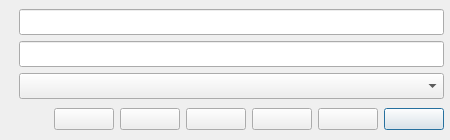
First picture: the form in Ui/dlg_add.ui, repository robinpalat/idiomindQt, before the edit.
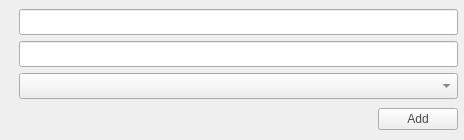
Second picture: the form after the edit. Icons and pictures are not drawn.

```diff
--- a/Ui/dlg_add.ui
+++ b/Ui/dlg_add.ui
@@ -6,7 +6,7 @@
    <rect>
     <x>0</x>
     <y>0</y>
-    <width>450</width>
+    <width>464</width>
     <height>140</height>
    </rect>
   </property>
@@ -84,6 +84,9 @@
            <height>26</height>
           </size>
          </property>
+         <property name="styleSheet">
+          <string notr="true">color: rgb(74, 74, 74);</string>
+         </property>
         </widget>
        </item>
       </layout>
@@ -109,51 +112,94 @@
       <widget class="QPushButton" name="pushButton_srce">
        <property name="minimumSize">
         <size>
-         <width>60</width>
+         <width>40</width>
          <height>0</height>
         </size>
        </property>
        <property name="text">
         <string/>
        </property>
+       <property name="autoDefault">
+        <bool>false</bool>
+       </property>
+       <property name="flat">
+        <bool>true</bool>
+       </property>
       </widget>
      </item>
      <item>
       <widget class="QPushButton" name="pushButton_clip">
        <property name="minimumSize">
         <size>
-         <width>60</width>
+         <width>40</width>
          <height>0</height>
         </size>
        </property>
        <property name="text">
         <string/>
        </property>
+       <property name="autoDefault">
+        <bool>false</bool>
+       </property>
+       <property name="flat">
+        <bool>true</bool>
+       </property>
       </widget>
      </item>
      <item>
       <widget class="QPushButton" name="pushButton_image">
        <property name="minimumSize">
         <size>
-         <width>60</width>
+         <width>40</width>
          <height>0</height>
         </size>
        </property>
        <property name="text">
         <string/>
        </property>
+       <property name="autoDefault">
+        <bool>false</bool>
+       </property>
+       <property name="flat">
+        <bool>true</bool>
+       </property>
       </widget>
      </item>
      <item>
       <widget class="QPushButton" name="pushButton_audio">
        <property name="minimumSize">
         <size>
-         <width>60</width>
+         <width>40</width>
          <height>0</height>
         </size>
        </property>
        <property name="text">
         <string/>
+       </property>
+       <property name="autoDefault">
+        <bool>false</bool>
+       </property>
+       <property name="flat">
+        <bool>true</bool>
+       </property>
+      </widget>
+     </item>
+     <item>
+      <widget class="QPushButton" name="pushButton_list">
+       <property name="minimumSize">
+        <size>
+         <width>40</width>
+         <height>0</height>
+        </size>
+       </property>
+       <property name="text">
+        <string/>
+       </property>
+       <property name="autoDefault">
+        <bool>false</bool>
+       </property>
+       <property name="flat">
+        <bool>true</bool>
        </property>
       </widget>
      </item>
@@ -161,15 +207,37 @@
       <widget class="QPushButton" name="pushButton_more">
        <property name="minimumSize">
         <size>
-         <width>60</width>
+         <width>30</width>
          <height>0</height>
         </size>
        </property>
        <property name="text">
         <string/>
        </property>
+       <property name="autoDefault">
+        <bool>false</bool>
+       </property>
+       <property name="flat">
+        <bool>true</bool>
+       </property>
       </widget>
      </item>
+     <item>
+      <spacer name="horizontalSpacer_2">
+       <property name="orientation">
+        <enum>Qt::Horizontal</enum>
+       </property>
+       <property name="sizeType">
+        <enum>QSizePolicy::Fixed</enum>
+       </property>
+       <property name="sizeHint" stdset="0">
+        <size>
+         <width>20</width>
+         <height>10</height>
+        </size>
+       </property>
+      </spacer>
+     </item>
      <item>
       <widget class="QPushButton" name="pushButton_add">
        <property name="minimumSize">
@@ -178,11 +246,22 @@
          <height>0</height>
         </size>
        </property>
+       <property name="styleSheet">
+        <string notr="true">color: rgb(74, 74, 74);
+border-color: rgb(122, 122, 122);
+border-bottom-color: rgb(129, 129, 129);</string>
+       </property>
        <property name="text">
-        <string/>
+        <string>Add</string>
+       </property>
+       <property name="autoDefault">
+        <bool>false</bool>
        </property>
        <property name="default">
-        <bool>true</bool>
+        <bool>false</bool>
+       </property>
+       <property name="flat">
+        <bool>false</bool>
        </property>
       </widget>
      </item>
```
